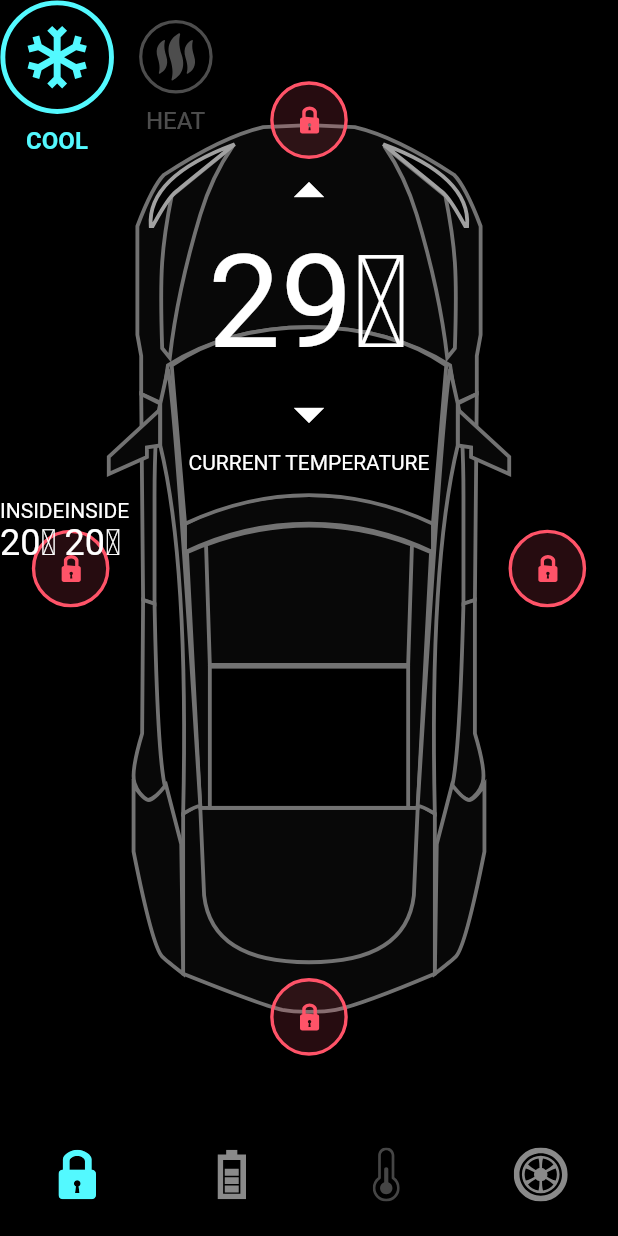
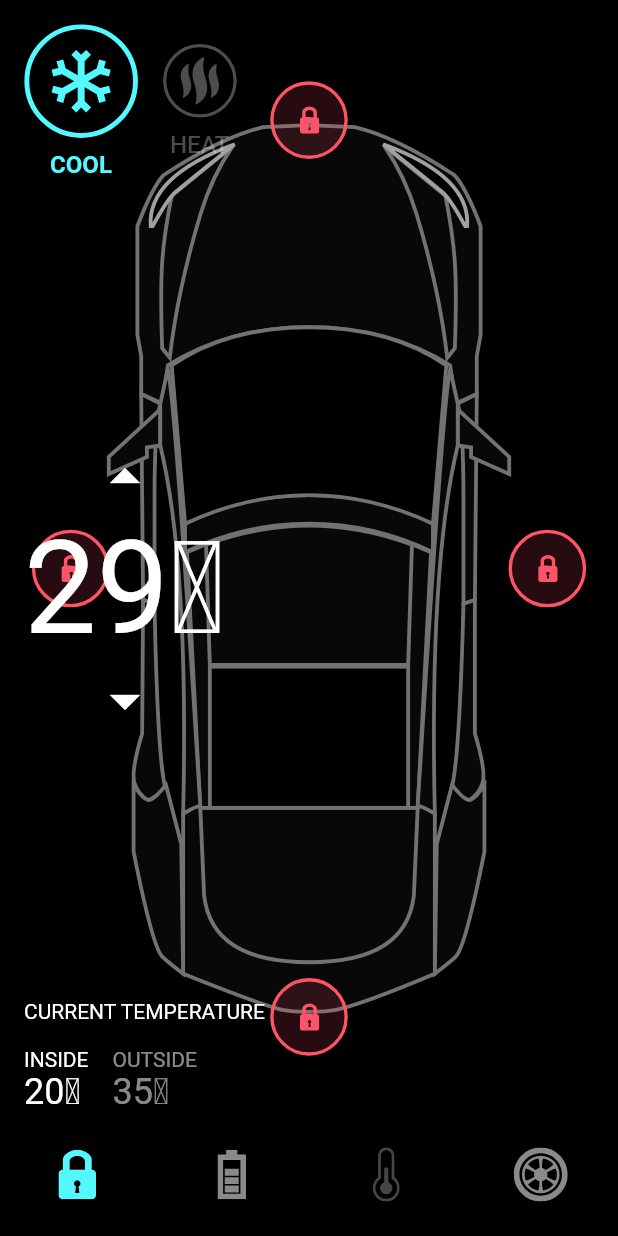
Before and after one commit to giovannicampagnolo/Tesla-Control-App, a Flutter app: the screen it shows after launch, on a phone screen of 412 x 824 dp. Run offline on Flutter 3.47's test engine with Material 2 defaults, Android fonts, the phone set to English and light mode, and no system bars; our stand-ins replace flutter_svg.

Commit message:
refactoring temp details

```diff
--- a/lib/widgets/temp_details.dart
+++ b/lib/widgets/temp_details.dart
@@ -15,7 +15,10 @@ class TempDetails extends StatelessWidget {
 
   @override
   Widget build(BuildContext context) {
-    return Column(
+    return Padding(
+      padding: const EdgeInsets.all(defaultPadding),
+      child: Column(
+        crossAxisAlignment: CrossAxisAlignment.start,
         children: [
           Row(
             children: [
@@ -35,6 +38,9 @@ class TempDetails extends StatelessWidget {
               ),
             ],
           ),
+          Spacer(),
+          Column(
+            children: [
               IconButton(
                 padding: EdgeInsets.zero,
                 onPressed: () {},
@@ -55,6 +61,9 @@ class TempDetails extends StatelessWidget {
                   size: 48,
                 ),
               ),
+            ],
+          ),
+          Spacer(),
           Text("CURRENT TEMPERATURE"),
           const SizedBox(height: defaultPadding),
           Row(
@@ -71,21 +80,29 @@ class TempDetails extends StatelessWidget {
                   ),
                 ],
               ),
+              const SizedBox(width: defaultPadding),
               Column(
                 crossAxisAlignment: CrossAxisAlignment.start,
                 children: [
                   Text(
-                  "inside".toUpperCase(),
+                    "outside".toUpperCase(),
+                    style: TextStyle(
+                      color: Colors.white54,
+                    ),
                   ),
                   Text(
-                  "20" + "\u2103",
-                  style: Theme.of(context).textTheme.headline5,
+                    "35" + "\u2103",
+                    style: Theme.of(context)
+                        .textTheme
+                        .headline5!
+                        .copyWith(color: Colors.white54),
                   ),
                 ],
               ),
             ],
           )
         ],
+      ),
     );
   }
 }
```
Lines whose indentation alone changed are shown as unchanged.
